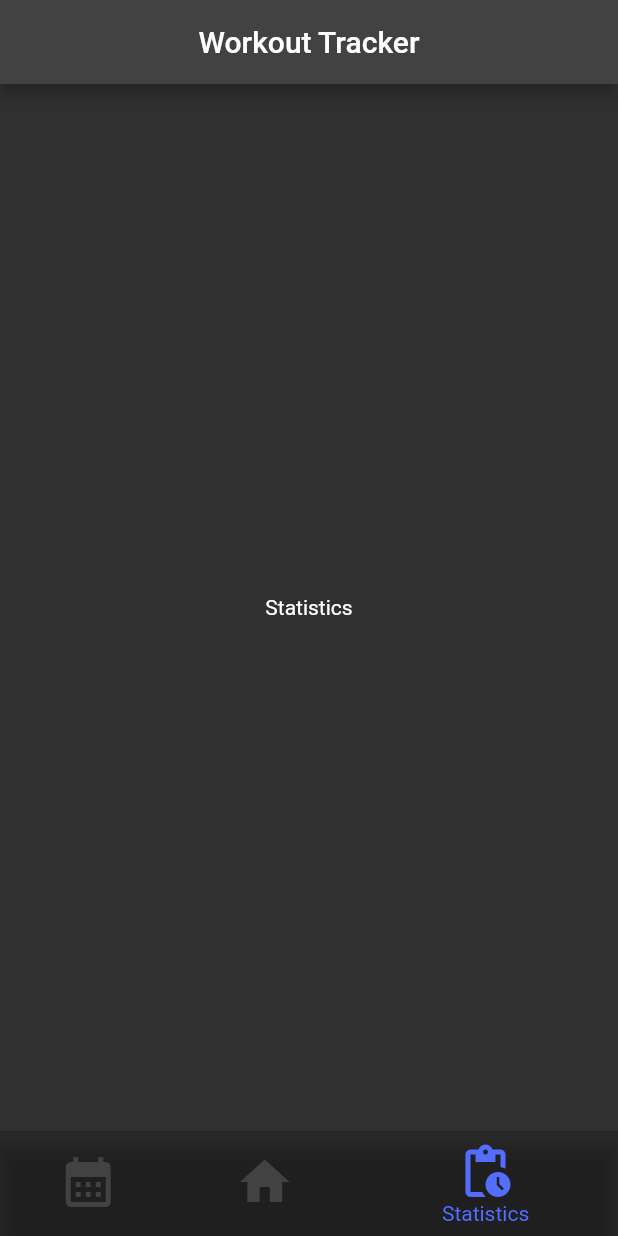
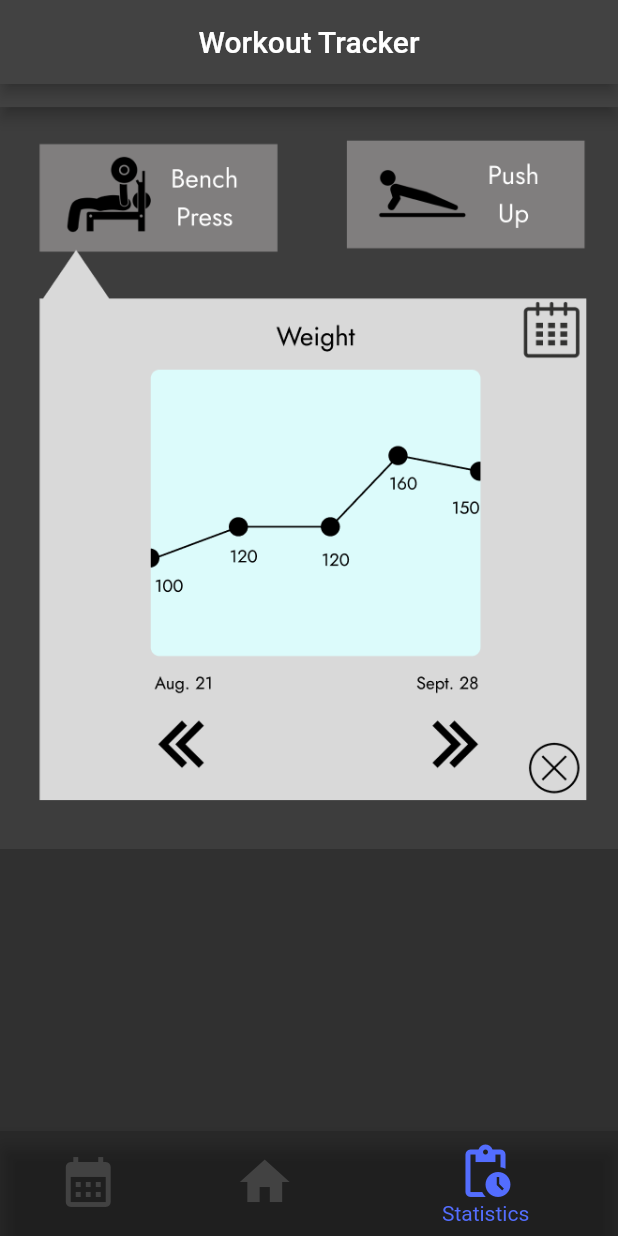
Before and after one commit to jackji-04/workout-tracker-app, a Flutter app: the screen it shows after launch, item 3 of the bottom bar chosen, on a phone screen of 412 x 824 dp. Run offline on Flutter 3.47's test engine with Material 2 defaults, Android fonts, the phone set to English and light mode, and no system bars; our stand-ins replace sqflite; missing offline and left inert: time_planner; accounts and stored records are empty.

Commit message:
Showcase final build

```diff
--- a/lib/database_helper.dart
+++ b/lib/database_helper.dart
@@ -6,14 +6,15 @@ import 'package:path_provider/path_provider.dart';
 
 class DatabaseHelper {
 
-  static final _databaseName = "MyDatabase.db";
+  static final _databaseName = "workout_calendar.db";
   static final _databaseVersion = 1;
 
-  static final table = 'my_table';
+  static final table = 'cal_table';
 
   static final columnId = 'time';
   static final columnDuration = 'dur';
   static final columnExercise = 'exer';
+  static final columnColor = 'color';
 
   // make this a singleton class
   DatabaseHelper._privateConstructor();
@@ -43,7 +44,8 @@ class DatabaseHelper {
           CREATE TABLE $table (
             $columnId TEXT PRIMARY KEY,
             $columnDuration INTEGER NOT NULL,
-            $columnExercise TEXT NOT NULL
+            $columnExercise TEXT NOT NULL,
+            $columnColor INTEGER NOT NULL
           )
           ''');
   }
--- a/lib/home_page.dart
+++ b/lib/home_page.dart
@@ -17,20 +17,11 @@ class HomePage extends StatefulWidget {
 class HomePageState extends State<HomePage> {
   List<TimePlannerTask> tasks = [];
 
-  void showExercise() {}
-  void addDate(BuildContext context, TimePlannerDateTime time, int duration, String exercise) {
-    List<Color?> colors = [
-      Colors.purple,
-      Colors.blue,
-      Colors.green,
-      Colors.orange,
-      Colors.lime,
-    ];
-
+  void addDate(BuildContext context, TimePlannerDateTime time, int duration, String exercise, Color color) {
     setState(() {
       tasks.add(
         TimePlannerTask(
-          color: colors[Random().nextInt(colors.length)],
+          color: color,
           dateTime: time,
           minutesDuration: duration,
           daysDuration: 1,
@@ -65,7 +56,8 @@ class HomePageState extends State<HomePage> {
           int hr = int.parse(asStr.substring(13,15));
           int min = int.parse(asStr.substring(16,18));
           int dur = int.parse(asStr.substring((asStr.indexOf("dur")+5),asStr.indexOf(", exer")));
-          String exer = asStr.substring((asStr.indexOf("exer")+6),asStr.length-1);
+          String exer = asStr.substring((asStr.indexOf("exer")+6),asStr.indexOf(", color"));
+          int col = int.parse(asStr.substring((asStr.indexOf("color")+7),asStr.length-1));
           DateTime now = DateTime.now();
           int todayDay = int.parse(DateFormat("dd").format(now));
           int todayMo = int.parse(DateFormat("MM").format(now));
@@ -74,7 +66,7 @@ class HomePageState extends State<HomePage> {
                 day: day - todayDay,
                 hour: hr,
                 minutes: min);
-            addDate(context, dateTime, dur, exer);
+            addDate(context, dateTime, dur, exer, Color(col));
           } else if((day-todayDay < 0)) {
             dbHelper.delete(mo.toString() + "/" + day.toString() + ";" + hr.toString() + ":" + min.toString());
           }
@@ -92,6 +84,7 @@ class HomePageState extends State<HomePage> {
         appBar: AppBar(
           title: const Text("Welcome to Today's Todo!"),
           centerTitle: true,
+          toolbarHeight: 40,
         ),
         body: Center(
           child: TimePlanner(
--- a/lib/statistics_page.dart
+++ b/lib/statistics_page.dart
@@ -0,0 +1,33 @@
+import 'dart:math';
+import 'package:flutter/material.dart';
+import 'package:intl/intl.dart';
+import 'package:time_planner/time_planner.dart';
+import 'database_helper.dart';
+import 'main.dart';
+
+class StatsPage extends StatefulWidget {
+  const StatsPage({Key? key}) : super(key: key);
+
+  @override
+  StatsPageState createState() => StatsPageState();
+}
+
+class StatsPageState extends State<StatsPage> {
+  @override
+  Widget build(BuildContext context) {
+    return MaterialApp(
+      theme: getDarkTheme(),
+      debugShowCheckedModeBanner: false,
+      home: Scaffold(
+        appBar: AppBar(toolbarHeight: 15.4),
+        body: Center(
+          child: Column(
+            children: <Widget>[
+              Image.asset('stats.png'),
+            ],
+          ),
+        ),
+      ),
+    );
+  }
+}
```
Also changed, not shown: lib/calendar_page.dart (+23 -16 lines), lib/main.dart (+15 -4 lines), pubspec.yaml (+2 -5 lines), stats.png (added).
